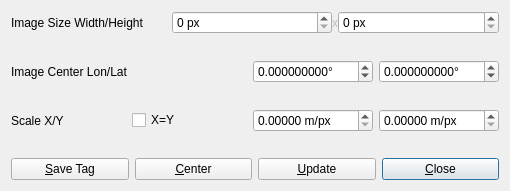
Qt form app/qtapp/rtkplot_qt/mapoptdlg.ui (lhuisman/myRTKLIB) before a commit.
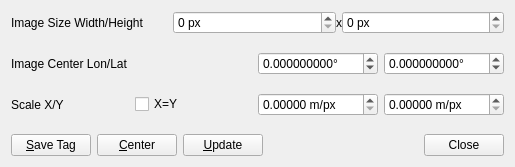
The same form after that commit.

Diff of the .ui file:
```diff
--- a/app/qtapp/rtkplot_qt/mapoptdlg.ui
+++ b/app/qtapp/rtkplot_qt/mapoptdlg.ui
@@ -6,8 +6,8 @@
    <rect>
     <x>0</x>
     <y>0</y>
-    <width>510</width>
-    <height>191</height>
+    <width>515</width>
+    <height>167</height>
    </rect>
   </property>
   <property name="windowTitle">
@@ -18,10 +18,7 @@
   </property>
   <layout class="QVBoxLayout" name="verticalLayout">
    <item>
-    <widget class="QWidget" name="Panel1" native="true">
-     <property name="enabled">
-      <bool>true</bool>
-     </property>
+    <widget class="QWidget" name="panelSize" native="true">
      <property name="sizePolicy">
       <sizepolicy hsizetype="Preferred" vsizetype="Fixed">
        <horstretch>0</horstretch>
@@ -75,9 +72,6 @@
       </item>
       <item>
        <widget class="QLabel" name="Label2">
-        <property name="enabled">
-         <bool>false</bool>
-        </property>
         <property name="sizePolicy">
          <sizepolicy hsizetype="Maximum" vsizetype="Preferred">
           <horstretch>0</horstretch>
@@ -110,12 +104,6 @@
    </item>
    <item>
     <widget class="QWidget" name="Panel2" native="true">
-     <property name="enabled">
-      <bool>true</bool>
-     </property>
-     <property name="toolTip">
-      <string/>
-     </property>
      <property name="text" stdset="0">
       <string/>
      </property>
@@ -302,18 +290,9 @@
        </widget>
       </item>
       <item>
-       <widget class="QPushButton" name="btnClose">
-        <property name="toolTip">
-         <string/>
-        </property>
-        <property name="text">
-         <string>&amp;Close</string>
-        </property>
-        <property name="autoDefault">
-         <bool>true</bool>
-        </property>
-        <property name="default">
-         <bool>true</bool>
+       <widget class="QDialogButtonBox" name="buttonBox">
+        <property name="standardButtons">
+         <set>QDialogButtonBox::Close</set>
         </property>
        </widget>
       </item>
```
Left out of the diff: 22 changed lines with no effect on the pictures.
